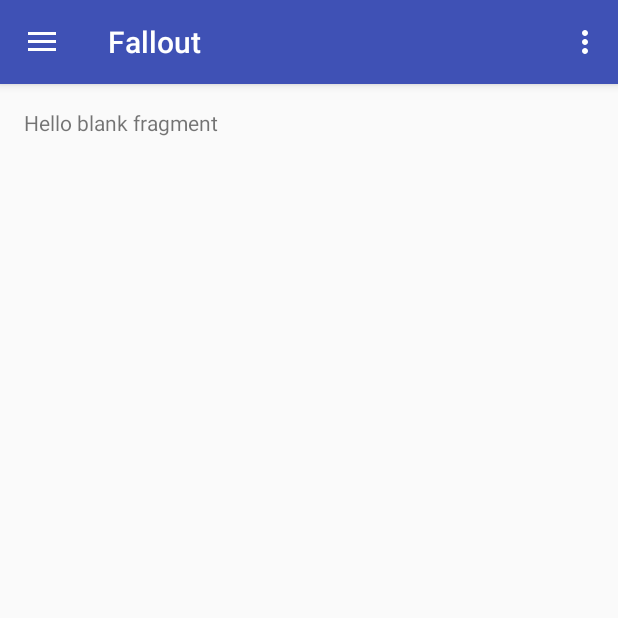
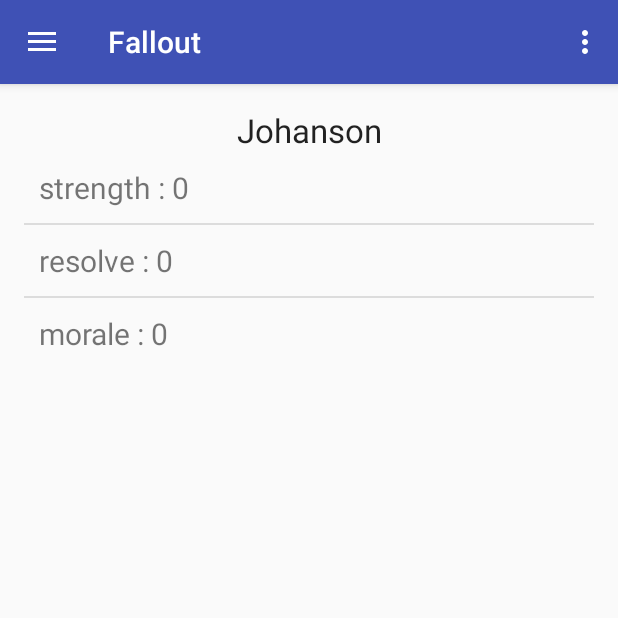
Before and after one commit to erhodes/Fallout, an Android app: the screen it shows after launch (MainActivity), after a tap on "Character", on a phone screen of 412 x 824 dp, the top half of it. Run offline under Robolectric (Android 15) with nearby library versions, the phone set to English and light mode, and no system bars; 1 other tap on this screen came first.

Commit message:
basic add/remove of perks/effects

```diff
--- /dev/null
+++ b/app/src/main/java/com/erhodes/fallout/Attributes.java
@@ -0,0 +1,35 @@
+package com.erhodes.fallout;
+
+import java.util.ArrayList;
+
+/**
+ * Created by Eric on 20/10/2015.
+ */
+public abstract class Attributes {
+    // primary attributes
+    public static final String STRENGTH = "strength";
+    public static final String RESOLVE = "resolve";
+
+    // derived attributes
+    public static final String MORALE = "morale";
+
+    public static ArrayList<String> getPrimaryAttributes() {
+        ArrayList<String> attributes = new ArrayList<String>();
+        attributes.add(STRENGTH);
+        attributes.add(RESOLVE);
+        return attributes;
+    }
+
+    public static ArrayList<String> getDerivedAttributes() {
+        ArrayList<String> attributes = new ArrayList<String>();
+        attributes.add(MORALE);
+        return attributes;
+    }
+
+    public static ArrayList<String> getAllAttributes() {
+        ArrayList<String> attributes = new ArrayList<String>();
+        attributes.addAll(getPrimaryAttributes());
+        attributes.addAll(getDerivedAttributes());
+        return attributes;
+    }
+}
--- a/app/src/main/java/com/erhodes/fallout/Character.java
+++ b/app/src/main/java/com/erhodes/fallout/Character.java
@@ -1,24 +1,29 @@
 package com.erhodes.fallout;
 
+import android.util.Log;
+
+import java.util.ArrayList;
 import java.util.HashMap;
+import java.util.HashSet;
 
 /**
  * Created by Eric on 17/10/2015.
  */
 public class Character {
     private HashMap<String, Integer> mAttributes;
+    private HashSet<String> mAcquiredPerks;
     public String name;
 
-    public static final String STRENGTH = "strength";
-    public static final String RESOLVE = "resolve";
 
     Character(String n) {
         name = n;
         mAttributes = new HashMap<String, Integer>();
+        mAcquiredPerks = new HashSet<String>();
     }
 
     public void modifyAttribute(String attrKey, int mag) {
-        mAttributes.put(attrKey, mag);
+        int base = getAttribute(attrKey);
+        mAttributes.put(attrKey, base + mag);
     }
 
     public int getAttribute(String attrKey) {
@@ -36,15 +41,27 @@ public class Character {
         modifyAttribute(e.key, -e.magnitude);
     }
 
-    public void applyPerk(Perk p){
+    public boolean hasPerk(Perk p) {
+        Log.d("Eric", "contains perk name? " + mAcquiredPerks.contains(p.id));
+        return mAcquiredPerks.contains(p.id);
+    }
+    public boolean applyPerk(Perk p){
+        if (hasPerk(p))
+            return false;
+        mAcquiredPerks.add(p.id);
         for (Effect e: p.effects) {
             applyEffect(e);
         }
+        return true;
     }
 
-    public void removePerk(Perk p) {
+    public boolean removePerk(Perk p) {
+        if (!hasPerk(p))
+            return false;
+        mAcquiredPerks.remove(p.id);
         for (Effect e: p.effects) {
             removeEffect(e);
         }
+        return true;
     }
 }
--- a/app/src/main/java/com/erhodes/fallout/CharacterFragment.java
+++ b/app/src/main/java/com/erhodes/fallout/CharacterFragment.java
@@ -1,11 +1,18 @@
 package com.erhodes.fallout;
 
 
+import android.app.Activity;
+import android.content.Context;
 import android.os.Bundle;
 import android.app.Fragment;
 import android.view.LayoutInflater;
 import android.view.View;
 import android.view.ViewGroup;
+import android.widget.ArrayAdapter;
+import android.widget.ListView;
+import android.widget.TextView;
+
+import java.util.ArrayList;
 
 
 /**
@@ -14,53 +21,85 @@ import android.view.ViewGroup;
  * create an instance of this fragment.
  */
 public class CharacterFragment extends Fragment {
-    // TODO: Rename parameter arguments, choose names that match
-    // the fragment initialization parameters, e.g. ARG_ITEM_NUMBER
-    private static final String ARG_PARAM1 = "param1";
-    private static final String ARG_PARAM2 = "param2";
+    private Character mCharacter;
+    private ListView mListView;
+    private TextView mNameView;
+    private CharacterInterface mActivity;
+    private AttributeAdapter mAdapter;
 
-    // TODO: Rename and change types of parameters
-    private String mParam1;
-    private String mParam2;
-
-
-    /**
-     * Use this factory method to create a new instance of
-     * this fragment using the provided parameters.
-     *
-     * @param param1 Parameter 1.
-     * @param param2 Parameter 2.
-     * @return A new instance of fragment CharacterFragment.
-     */
-    // TODO: Rename and change types and number of parameters
-    public static CharacterFragment newInstance(String param1, String param2) {
-        CharacterFragment fragment = new CharacterFragment();
-        Bundle args = new Bundle();
-        args.putString(ARG_PARAM1, param1);
-        args.putString(ARG_PARAM2, param2);
-        fragment.setArguments(args);
-        return fragment;
+    public static CharacterFragment newInstance() {
+        return new CharacterFragment();
     }
 
     public CharacterFragment() {
-        // Required empty public constructor
     }
 
     @Override
     public void onCreate(Bundle savedInstanceState) {
         super.onCreate(savedInstanceState);
-        if (getArguments() != null) {
-            mParam1 = getArguments().getString(ARG_PARAM1);
-            mParam2 = getArguments().getString(ARG_PARAM2);
-        }
+
+        mCharacter = mActivity.getCharacter();
     }
 
     @Override
     public View onCreateView(LayoutInflater inflater, ViewGroup container,
                              Bundle savedInstanceState) {
         // Inflate the layout for this fragment
-        return inflater.inflate(R.layout.fragment_character, container, false);
+        View view = inflater.inflate(R.layout.fragment_character, container, false);
+
+        mNameView = (TextView)view.findViewById(R.id.charNameView);
+        mNameView.setText(mCharacter.name);
+        mListView = (ListView)view.findViewById(R.id.attributeListView);
+        mAdapter = new AttributeAdapter(getActivity(), R.layout.list_attribute_summary, Attributes.getAllAttributes());
+        mListView.setAdapter(mAdapter);
+        return view;
     }
 
+    @Override
+    public void onAttach(Activity activity) {
+        super.onAttach(activity);
+        try {
+            mActivity = (CharacterInterface)activity;
+        } catch (ClassCastException ex) {
+            throw new ClassCastException(activity.toString()
+                    + " must implement CharacterInterface");
+        }
+    }
 
+    @Override
+    public void onDetach() {
+        super.onDetach();
+    }
+
+    public class AttributeAdapter extends ArrayAdapter<String> {
+        int mResourceId;
+        Context mContext;
+        public AttributeAdapter(Context context, int resourceId, ArrayList<String> attributeList) {
+            super(context, resourceId, attributeList);
+            mResourceId = resourceId;
+            mContext = context;
+        }
+
+        protected class ViewHolder {
+            TextView nameView;
+        }
+        @Override
+        public View getView(final int position, View convertView, ViewGroup parent) {
+            ViewHolder holder;
+            if (convertView == null) {
+                LayoutInflater inflater = getActivity().getLayoutInflater();
+                convertView = inflater.inflate(mResourceId, null);
+                holder = new ViewHolder();
+                holder.nameView = (TextView)convertView.findViewById(R.id.textView);
+
+                convertView.setTag(holder);
+            } else {
+                holder = (ViewHolder) convertView.getTag();
+            }
+
+            final String string = getItem(position);
+            holder.nameView.setText(string + " : " + mCharacter.getAttribute(string));
+            return convertView;
+        }
+    }
 }
--- a/app/src/main/java/com/erhodes/fallout/MainActivity.java
+++ b/app/src/main/java/com/erhodes/fallout/MainActivity.java
@@ -15,8 +15,14 @@ import android.support.v7.widget.Toolbar;
 import android.view.Menu;
 import android.view.MenuItem;
 
+interface CharacterInterface {
+    public Character getCharacter();
+}
+
 public class MainActivity extends AppCompatActivity
-        implements NavigationView.OnNavigationItemSelectedListener {
+        implements NavigationView.OnNavigationItemSelectedListener, CharacterInterface {
+
+    private Character mCharacter;
 
     @Override
     protected void onCreate(Bundle savedInstanceState) {
@@ -44,6 +50,7 @@ public class MainActivity extends AppCompatActivity
         NavigationView navigationView = (NavigationView) findViewById(R.id.nav_view);
         navigationView.setNavigationItemSelectedListener(this);
 
+        mCharacter = new Character("Johanson");
         if (savedInstanceState == null) {
             startFragment(PerkFragment.newInstance());
         }
@@ -88,7 +95,7 @@ public class MainActivity extends AppCompatActivity
         int id = item.getItemId();
 
         if (id == R.id.nav_character) {
-            startFragment(CharacterFragment.newInstance("w","d"));
+            startFragment(CharacterFragment.newInstance());
         } else if (id == R.id.nav_perks) {
             startFragment(PerkFragment.newInstance());
         }
@@ -105,4 +112,8 @@ public class MainActivity extends AppCompatActivity
                 .commit();
 
     }
+
+    public Character getCharacter() {
+        return mCharacter;
+    }
 }
--- a/app/src/main/java/com/erhodes/fallout/PerkFragment.java
+++ b/app/src/main/java/com/erhodes/fallout/PerkFragment.java
@@ -1,6 +1,7 @@
 package com.erhodes.fallout;
 
 
+import android.app.Activity;
 import android.content.Context;
 import android.os.Bundle;
 import android.app.Fragment;
@@ -13,6 +14,7 @@ import android.widget.AdapterView;
 import android.widget.ArrayAdapter;
 import android.widget.ListView;
 import android.widget.TextView;
+import android.widget.Toast;
 
 import com.google.gson.Gson;
 import com.google.gson.GsonBuilder;
@@ -33,6 +35,8 @@ public class PerkFragment extends Fragment implements AbsListView.OnItemClickLis
     ArrayList<Perk> mPerkList;
     ListView mPerkView;
     PerkAdapter mAdapter;
+    CharacterInterface mActivity;
+    Character mCharacter;
 
     public static PerkFragment newInstance() {
         PerkFragment fragment = new PerkFragment();
@@ -49,7 +53,7 @@ public class PerkFragment extends Fragment implements AbsListView.OnItemClickLis
         //Load in the perks. TODO: Load them in somewhere better
         mPerkList = new ArrayList<Perk>();
         try {
-            Reader reader = new BufferedReader(new InputStreamReader(getActivity().getAssets().open("perks.xml")));
+            Reader reader = new BufferedReader(new InputStreamReader(getActivity().getAssets().open("perks.json")));
             Gson gson = new GsonBuilder().create();
             Perk[] perkArray = gson.fromJson(reader, Perk[].class);
             Log.d("Eric","total perks read: " + perkArray.length);
@@ -57,8 +61,9 @@ public class PerkFragment extends Fragment implements AbsListView.OnItemClickLis
                 mPerkList.add(p);
             }
         } catch (IOException ex) {
-
+            // well shit
         }
+        mCharacter = mActivity.getCharacter();
     }
 
     @Override
@@ -75,8 +80,31 @@ public class PerkFragment extends Fragment implements AbsListView.OnItemClickLis
     }
 
     @Override
+    public void onAttach(Activity activity) {
+        super.onAttach(activity);
+        try {
+            mActivity = (CharacterInterface)activity;
+        } catch (ClassCastException ex) {
+            throw new ClassCastException(activity.toString()
+                    + " must implement CharacterInterface");
+        }
+    }
+
+    @Override
+    public void onDetach() {
+        super.onDetach();
+    }
+
+    @Override
     public void onItemClick(AdapterView<?> parent, View view, int position, long id) {
         Perk perk = (Perk)parent.getItemAtPosition(position);
+        if (mCharacter.hasPerk(perk)) {
+            mCharacter.removePerk(perk);
+            Toast.makeText(getActivity(),"removed perk", Toast.LENGTH_LONG).show();
+        } else {
+            mCharacter.applyPerk(perk);
+            Toast.makeText(getActivity(), "added perk", Toast.LENGTH_LONG).show();
+        }
         Log.d("Eric","perk " + perk.name + " has the following effects: ");
         if (perk.effects != null) {
             for (Effect e : perk.effects) {
@@ -85,10 +113,11 @@ public class PerkFragment extends Fragment implements AbsListView.OnItemClickLis
         }
     }
 
-    public class PerkAdapter extends ArrayAdapter<Perk> {int mResourceId;
+    public class PerkAdapter extends ArrayAdapter<Perk> {
+        int mResourceId;
         Context mContext;
-        public PerkAdapter(Context context, int resourceId, ArrayList<Perk> creatureList) {
-            super(context, resourceId, creatureList);
+        public PerkAdapter(Context context, int resourceId, ArrayList<Perk> perkList) {
+            super(context, resourceId, perkList);
             mResourceId = resourceId;
             mContext = context;
         }
--- a/app/src/main/res/layout/fragment_character.xml
+++ b/app/src/main/res/layout/fragment_character.xml
@@ -1,9 +1,23 @@
-<FrameLayout xmlns:android="http://schemas.android.com/apk/res/android"
+<LinearLayout xmlns:android="http://schemas.android.com/apk/res/android"
     xmlns:tools="http://schemas.android.com/tools" android:layout_width="match_parent"
+    android:orientation="vertical"
     android:layout_height="match_parent" tools:context="com.erhodes.fallout.CharacterFragment">
 
     <!-- TODO: Update blank fragment layout -->
-    <TextView android:layout_width="match_parent" android:layout_height="match_parent"
-        android:text="@string/hello_blank_fragment" />
 
-</FrameLayout>
+    <TextView
+        android:layout_width="match_parent"
+        android:layout_height="wrap_content"
+        android:textAppearance="?android:attr/textAppearanceLarge"
+        android:gravity="center_horizontal"
+        android:id="@+id/charNameView" />
+
+    <ListView
+        android:layout_width="wrap_content"
+        android:layout_height="wrap_content"
+        android:id="@+id/attributeListView"
+        android:layout_gravity="center"
+        android:layout_alignParentLeft="true"
+        android:layout_below="@+id/charNameView" />
+
+</LinearLayout>
--- /dev/null
+++ b/app/src/main/res/layout/list_attribute_summary.xml
@@ -0,0 +1,12 @@
+<?xml version="1.0" encoding="utf-8"?>
+<LinearLayout xmlns:android="http://schemas.android.com/apk/res/android"
+    android:orientation="horizontal" android:layout_width="match_parent"
+    android:padding="10dp"
+    android:layout_height="match_parent">
+
+    <TextView
+        android:layout_width="wrap_content"
+        android:layout_height="wrap_content"
+        android:textSize="20sp"
+        android:id="@+id/textView" />
+</LinearLayout>
--- a/app/src/main/res/layout/list_perk_summary.xml
+++ b/app/src/main/res/layout/list_perk_summary.xml
@@ -8,6 +8,7 @@
         android:layout_width="wrap_content"
         android:layout_height="wrap_content"
         android:textSize="15sp"
+        android:textStyle="bold"
         android:id="@+id/nameView" />
     <TextView
         android:id="@+id/descView"
```
Also changed, not shown: app/src/main/assets/perks.json (renamed from app/src/main/assets/perks.xml, +10 -3 lines).
